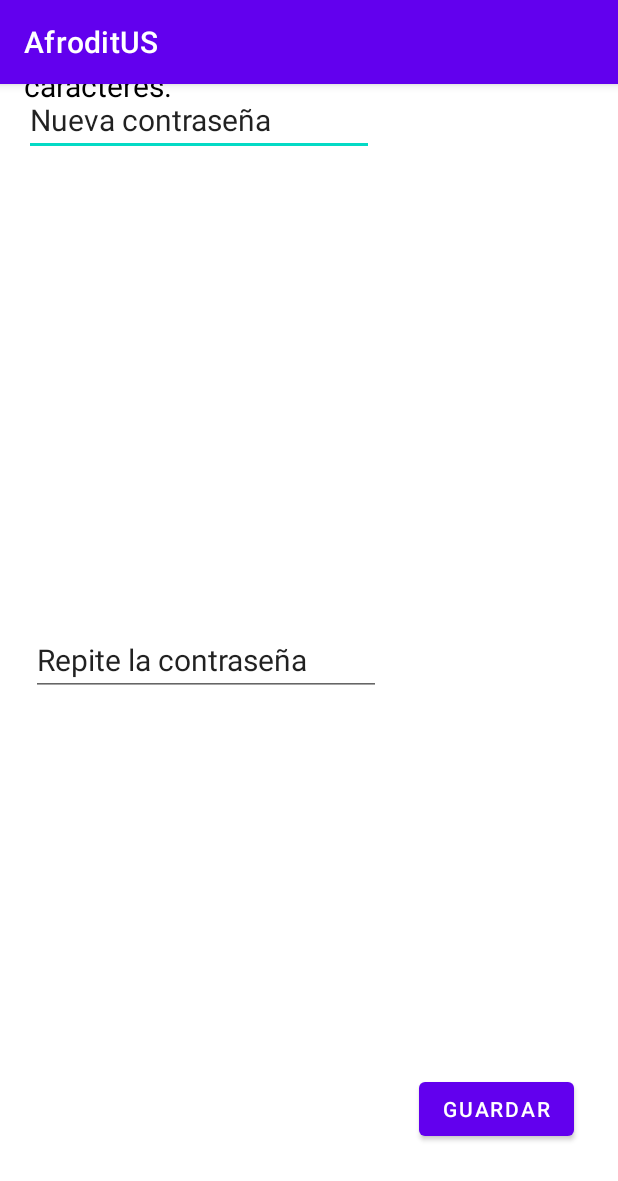
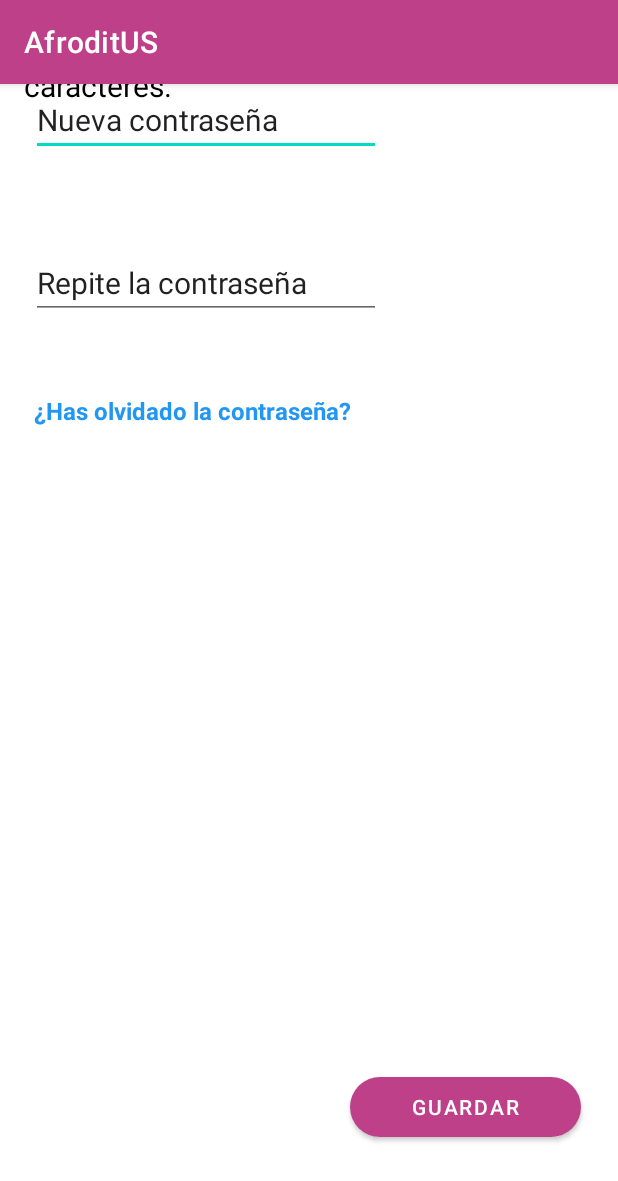
Before and after one commit to aliperbol/AfroditUS, an Android app: the Cambiar_contra screen opened directly, with no data from a screen before it, on a phone screen of 412 x 824 dp. Shown: the top 1181 px of the screen. Run offline under Robolectric (Android 15) with nearby library versions, the phone set to English and light mode, and no system bars.

Commit message:
Vistas bonitas algunas

```diff
--- a/app/src/main/res/layout/cambiarcontra.xml
+++ b/app/src/main/res/layout/cambiarcontra.xml
@@ -28,7 +28,7 @@
         android:text="Nueva contraseña"
         android:textSize="20sp"
         app:layout_constraintEnd_toEndOf="parent"
-        app:layout_constraintHorizontal_bias="0.091"
+        app:layout_constraintHorizontal_bias="0.114"
         app:layout_constraintStart_toStartOf="parent"
         tools:layout_editor_absoluteY="239dp" />
 
@@ -46,17 +46,34 @@
         app:layout_constraintHorizontal_bias="0.114"
         app:layout_constraintStart_toStartOf="parent"
         app:layout_constraintTop_toBottomOf="@+id/editTextTextPersonName"
-        app:layout_constraintVertical_bias="1.0" />
+        app:layout_constraintVertical_bias="0.194" />
 
     <Button
         android:id="@+id/guardarcontra"
-        android:layout_width="wrap_content"
-        android:layout_height="wrap_content"
+        android:layout_width="154dp"
+        android:layout_height="52dp"
         android:text="Guardar"
+        app:cornerRadius="25sp"
         app:layout_constraintBottom_toBottomOf="parent"
         app:layout_constraintEnd_toEndOf="parent"
         app:layout_constraintHorizontal_bias="0.905"
         app:layout_constraintStart_toStartOf="parent"
         app:layout_constraintTop_toTopOf="parent"
         app:layout_constraintVertical_bias="0.916" />
+
+    <TextView
+        android:id="@+id/olvido_contra"
+        android:layout_width="wrap_content"
+        android:layout_height="wrap_content"
+        android:text="¿Has olvidado la contraseña?"
+        android:clickable="true"
+        android:textColor="#2196F3"
+        android:textSize="16sp"
+        android:textStyle="bold"
+        app:layout_constraintBottom_toBottomOf="parent"
+        app:layout_constraintEnd_toEndOf="parent"
+        app:layout_constraintHorizontal_bias="0.114"
+        app:layout_constraintStart_toStartOf="parent"
+        app:layout_constraintTop_toBottomOf="@+id/editTextTextPersonName2"
+        app:layout_constraintVertical_bias="0.085" />
 </androidx.constraintlayout.widget.ConstraintLayout>
--- a/app/src/main/res/layout/editarintereses.xml
+++ b/app/src/main/res/layout/editarintereses.xml
@@ -10,7 +10,7 @@
         android:layout_width="422dp"
         android:layout_height="69dp"
         android:autoText="false"
-        android:background="#118177"
+        android:background="#BD4089"
         android:text="¿Cuáles son tus intereses?"
         android:textAlignment="center"
         android:textAllCaps="false"
@@ -282,6 +282,7 @@
         android:text="Señale mínimo 3 opciones"
         android:textAlignment="center"
         android:textColor="#F9FBE7"
+        android:textSize="16sp"
         app:layout_constraintBottom_toTopOf="@+id/cultural"
         app:layout_constraintEnd_toEndOf="parent" />
 
@@ -290,9 +291,12 @@
         android:layout_width="wrap_content"
         android:layout_height="wrap_content"
         android:text="Guardar"
+        app:cornerRadius="25sp"
         app:layout_constraintBottom_toBottomOf="parent"
         app:layout_constraintTop_toTopOf="@+id/intereses"
         app:layout_constraintVertical_bias="0.942"
         tools:layout_editor_absoluteX="276dp" />
 
+
+
 </androidx.constraintlayout.widget.ConstraintLayout>
--- a/app/src/main/res/layout/item_message.xml
+++ b/app/src/main/res/layout/item_message.xml
@@ -22,11 +22,11 @@
             android:layout_marginEnd="8dp"
             android:layout_marginRight="8dp"
             android:layout_marginBottom="8dp"
-            android:background="@android:color/holo_green_dark"
+            android:background="#C2C1C2"
             android:gravity="end"
             android:padding="8dp"
             android:text="TextView"
-            android:textColor="@android:color/white"
+            android:textColor="@android:color/black"
             app:layout_constraintBottom_toBottomOf="parent"
             app:layout_constraintEnd_toEndOf="parent"
             app:layout_constraintStart_toStartOf="parent"
@@ -59,7 +59,7 @@
             android:layout_marginEnd="64dp"
             android:layout_marginRight="64dp"
             android:layout_marginBottom="8dp"
-            android:background="@android:color/holo_blue_dark"
+            android:background="#F51AA4"
             android:padding="8dp"
             android:text="TextView"
             android:textColor="@android:color/white"
--- a/app/src/main/res/values/colors.xml
+++ b/app/src/main/res/values/colors.xml
@@ -7,4 +7,9 @@
     <color name="teal_700">#FF018786</color>
     <color name="black">#FF000000</color>
     <color name="white">#FFFFFFFF</color>
+    <color name="gris">#C2C1C2</color>
+    <color name="morado_oscuro">#42213D</color>
+    <color name="morado">#683257</color>
+    <color name="violeta">#BD4089</color>
+    <color name="rosa">#F51AA4</color>
 </resources>
--- a/app/src/main/res/values/themes.xml
+++ b/app/src/main/res/values/themes.xml
@@ -2,7 +2,7 @@
     <!-- Base application theme. -->
     <style name="Theme.Tinderus" parent="Theme.MaterialComponents.DayNight.DarkActionBar">
         <!-- Primary brand color. -->
-        <item name="colorPrimary">@color/purple_500</item>
+        <item name="colorPrimary">#BD4089</item>
         <item name="colorPrimaryVariant">@color/purple_700</item>
         <item name="colorOnPrimary">@color/white</item>
         <!-- Secondary brand color. -->
```
Also changed, not shown: app/src/main/res/layout/activity_main.xml (+8 -4 lines), app/src/main/res/layout/editarperfil.xml (+7 -4 lines), app/src/main/res/layout/intereses.xml (+17 -4 lines), app/src/main/res/layout/perfil_externo.xml (added, +102 -0 lines), app/src/main/res/drawable/casa.png (added), app/src/main/res/drawable/casa_sel.png (added), app/src/main/res/drawable/chat_im.png, app/src/main/res/drawable/chat_im_sel.png (added), app/src/main/res/drawable/iconousuario.png (added), app/src/main/res/drawable/iconousuario_sel.png (added), 1 other file.
